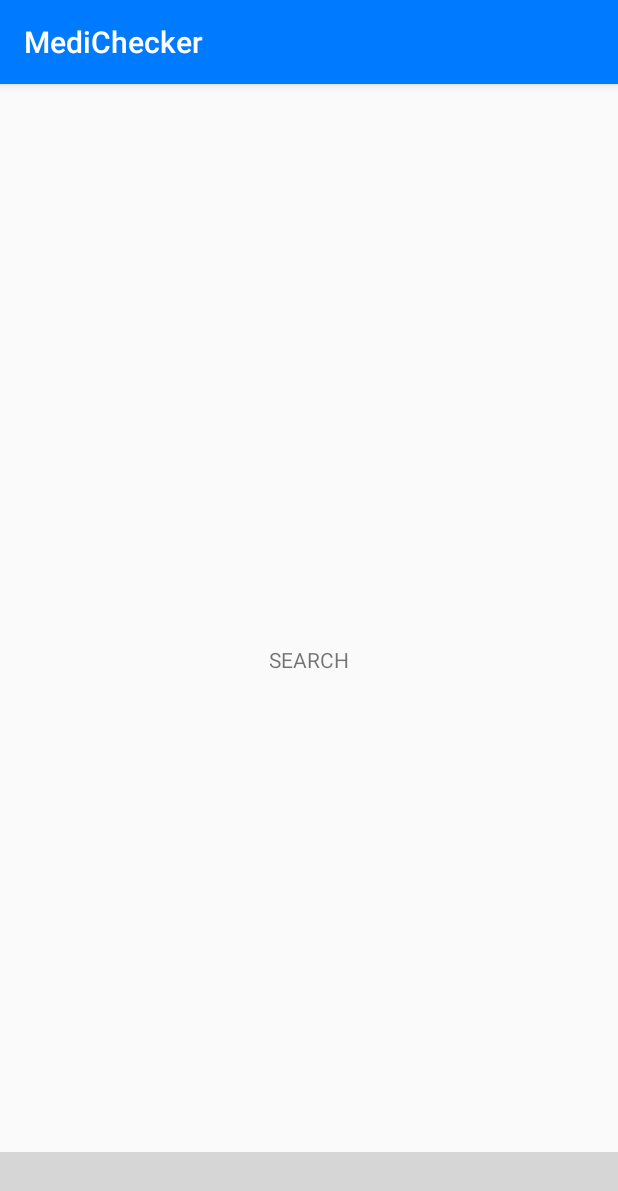
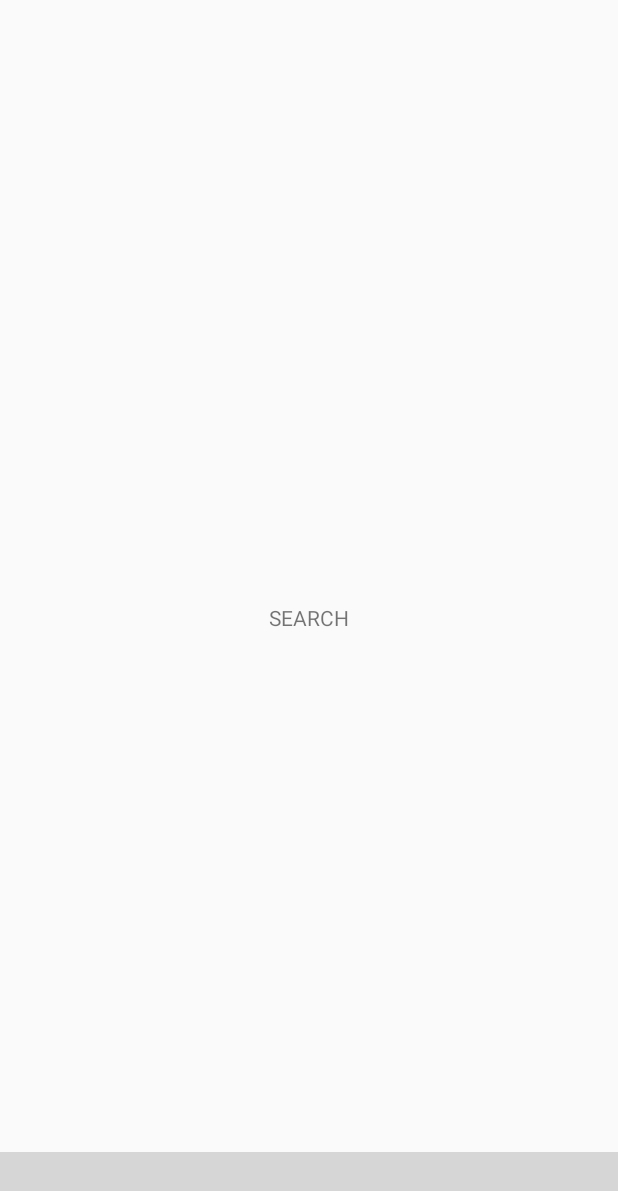
Before and after one commit to Taewan-P/MediChecker, an Android app: the screen it shows after launch (MainActivity), on a phone screen of 412 x 824 dp. Shown: the top 1191 px of the screen. Run offline under Robolectric (Android 15) with nearby library versions, the phone set to English and light mode, and no system bars; libraries missing offline, so code that uses them is left out: me.ibrahimsn.lib; plain views replace SmoothBottomBar; 1 statement that could not run was skipped; grey boxes are pictures that could not be loaded.

Commit message:
Remove Titlebar for better UI

```diff
--- a/app/src/main/res/values/styles.xml
+++ b/app/src/main/res/values/styles.xml
@@ -6,6 +6,10 @@
         <item name="colorPrimary">@color/colorPrimary</item>
         <item name="colorPrimaryDark">@color/colorPrimaryDark</item>
         <item name="colorAccent">@color/colorAccent</item>
+        <item name="android:statusBarColor">@color/colorWhite</item>
+        <item name="android:windowLightStatusBar">true</item>
+        <item name="windowActionBar">false</item>
+        <item name="windowNoTitle">true</item>
     </style>
 
 </resources>
```
